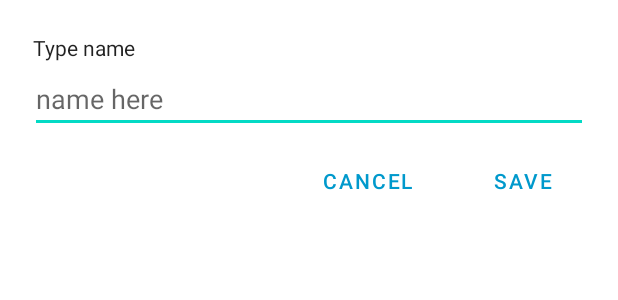
After one commit to Agostinhodossantos/User-Manager-Challenge, an Android app: the layout bottom_edit_name.xml on its own in the app's theme, with its tools: preview values and no code run, on a phone screen of 412 x 824 dp. The commit adds this screen. Shown: the top 300 px of the screen. Run offline under Robolectric (Android 15) with nearby library versions, the phone set to English and light mode, and no system bars.

Commit message:
create bottom_sheet fragment

```diff
--- a/app/src/main/AndroidManifest.xml
+++ b/app/src/main/AndroidManifest.xml
@@ -12,10 +12,10 @@
         android:supportsRtl="true"
         android:theme="@style/Theme.UserManager">
         <activity
-            android:name=".activities.UserProfileActivity"
+            android:name=".ui.activities.UserProfileActivity"
             android:exported="false" />
         <activity
-            android:name=".activities.MainActivity"
+            android:name=".ui.activities.MainActivity"
             android:exported="true"
             android:label="@string/app_name"
             android:theme="@style/Theme.UserManager.NoActionBar">
--- a/app/src/main/java/user/app/com/adapters/UserListAdapter.java
+++ b/app/src/main/java/user/app/com/adapters/UserListAdapter.java
@@ -19,7 +19,7 @@ import com.squareup.picasso.Picasso;
 import java.util.List;
 
 import user.app.com.R;
-import user.app.com.activities.UserProfileActivity;
+import user.app.com.ui.activities.UserProfileActivity;
 import user.app.com.models.User;
 import user.app.com.utils.StringUtils;
 
--- /dev/null
+++ b/app/src/main/java/user/app/com/utils/Constants.java
@@ -0,0 +1,6 @@
+package user.app.com.utils;
+
+public class Constants {
+    public static int NAME = 1;
+    public static int BIO = 2;
+}
--- a/app/src/main/res/layout/activity_main.xml
+++ b/app/src/main/res/layout/activity_main.xml
@@ -4,7 +4,7 @@
     xmlns:tools="http://schemas.android.com/tools"
     android:layout_width="match_parent"
     android:layout_height="match_parent"
-    tools:context=".activities.MainActivity">
+    tools:context=".ui.activities.MainActivity">
 
     <com.google.android.material.appbar.AppBarLayout
         android:layout_width="match_parent"
--- a/app/src/main/res/layout/activity_user_profile.xml
+++ b/app/src/main/res/layout/activity_user_profile.xml
@@ -6,7 +6,7 @@
     android:orientation="vertical"
     android:layout_width="match_parent"
     android:layout_height="match_parent"
-    tools:context=".activities.UserProfileActivity">
+    tools:context=".ui.activities.UserProfileActivity">
 
         <RelativeLayout
             android:layout_width="match_parent"
--- /dev/null
+++ b/app/src/main/res/layout/bottom_edit_name.xml
@@ -0,0 +1,53 @@
+<?xml version="1.0" encoding="utf-8"?>
+<LinearLayout
+    xmlns:android="http://schemas.android.com/apk/res/android"
+    android:orientation="vertical"
+    android:padding="20dp"
+    android:layout_width="match_parent"
+    android:layout_height="wrap_content">
+
+    <TextView
+        android:id="@+id/tv_title"
+        android:layout_width="wrap_content"
+        android:layout_height="wrap_content"
+        android:layout_margin="2dp"
+        android:textAppearance="@style/TextAppearance.AppCompat"
+        android:text="Type name"/>
+
+    <EditText
+        android:id="@+id/ed_text"
+        android:layout_width="match_parent"
+        android:layout_height="wrap_content"
+        android:hint="name here"
+        />
+
+    <LinearLayout
+        android:orientation="horizontal"
+        android:gravity="end"
+        android:layout_marginTop="8dp"
+        android:layout_width="match_parent"
+        android:layout_height="wrap_content">
+
+        <com.google.android.material.button.MaterialButton
+            android:id="@+id/btn_cancel"
+            android:layout_width="wrap_content"
+            android:layout_height="wrap_content"
+            android:layout_marginEnd="15dp"
+            android:textColor="@android:color/holo_blue_dark"
+            android:text="@string/cancel"
+            style="?attr/borderlessButtonStyle"
+            />
+
+        <com.google.android.material.button.MaterialButton
+            android:id="@+id/btn_save"
+            android:layout_width="wrap_content"
+            android:layout_height="wrap_content"
+            android:textColor="@android:color/holo_blue_dark"
+            android:text="@string/save"
+            style="?attr/borderlessButtonStyle"
+            />
+
+    </LinearLayout>
+
+
+</LinearLayout>
--- a/app/src/main/res/menu/menu_main.xml
+++ b/app/src/main/res/menu/menu_main.xml
@@ -1,7 +1,7 @@
 <menu xmlns:android="http://schemas.android.com/apk/res/android"
     xmlns:app="http://schemas.android.com/apk/res-auto"
     xmlns:tools="http://schemas.android.com/tools"
-    tools:context="user.app.com.activities.MainActivity">
+    tools:context=".ui.activities.MainActivity">
     <item
         android:id="@+id/action_settings"
         android:orderInCategory="100"
--- a/app/src/main/res/values/strings.xml
+++ b/app/src/main/res/values/strings.xml
@@ -9,4 +9,6 @@
 
     <string name="hello_first_fragment">Hello first fragment</string>
     <string name="hello_second_fragment">Hello second fragment. Arg: %1$s</string>
+    <string name="save">save</string>
+    <string name="cancel">cancel</string>
 </resources>
```
Also changed, not shown: app/src/main/java/user/app/com/activities/UserProfileActivity.java (deleted, +0 -16 lines), app/src/main/java/user/app/com/ui/activities/MainActivity.java (renamed from app/src/main/java/user/app/com/activities/MainActivity.java, +2 -9 lines), app/src/main/java/user/app/com/ui/activities/UserProfileActivity.java (added, +116 -0 lines), app/src/main/java/user/app/com/ui/fragment/BottomSheetEdit.java (added, +106 -0 lines).
